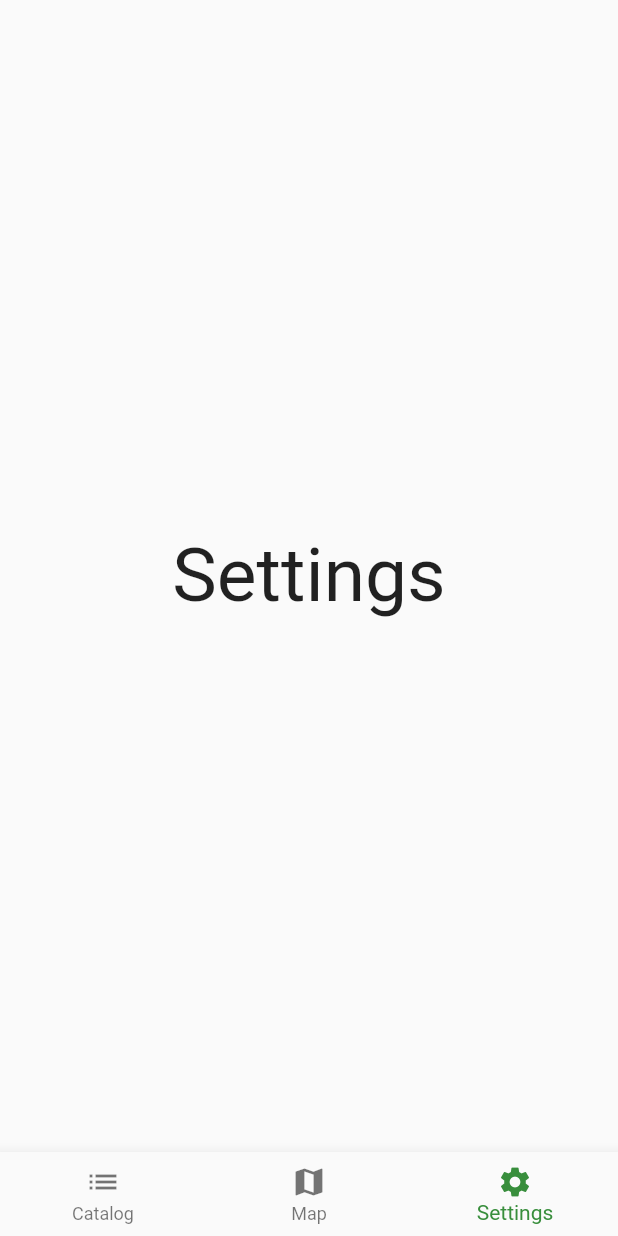
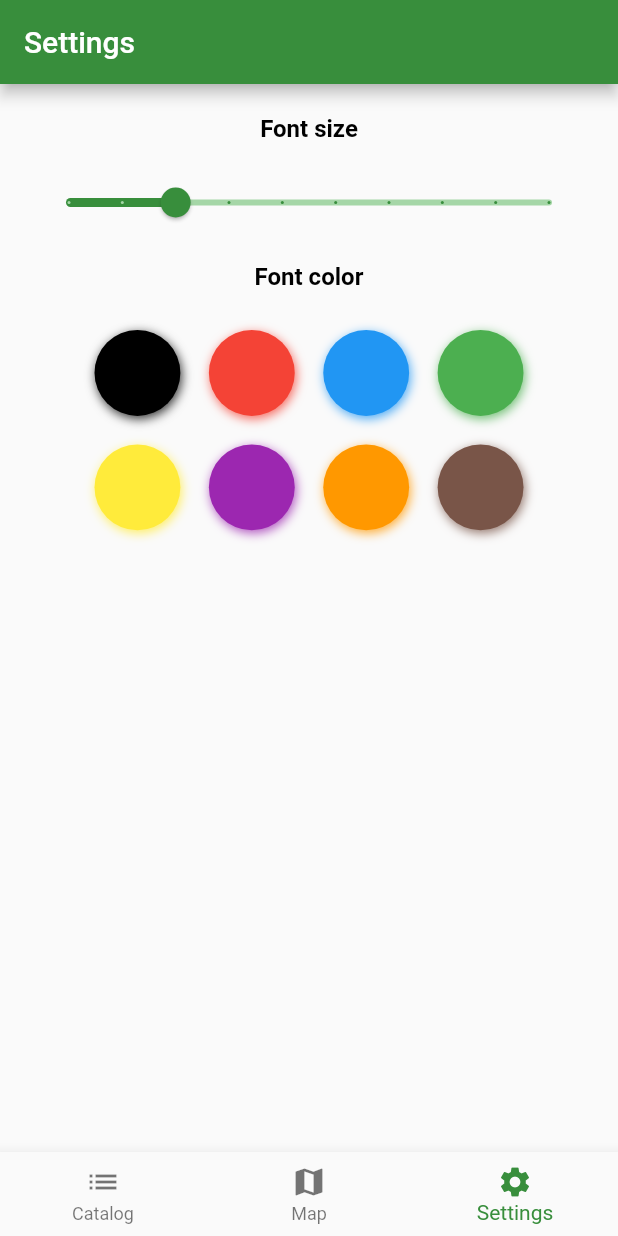
Before and after one commit to KirillGubich/car-companies, a Flutter app: the screen it shows after launch, item 3 of the bottom bar chosen, on a phone screen of 412 x 824 dp. Run offline on Flutter 3.47's test engine with Material 2 defaults, Android fonts, the light colour scheme and no system bars; drawn by our look-alikes of flutter_colorpicker; our stand-ins replace google_maps_flutter, shared_preferences; network calls fail.

Commit message:
Settings view

```diff
--- a/lib/view/SettingsView.dart
+++ b/lib/view/SettingsView.dart
@@ -1,4 +1,6 @@
 import 'package:flutter/material.dart';
+import 'package:flutter_colorpicker/flutter_colorpicker.dart';
+import 'package:shared_preferences/shared_preferences.dart';
 
 class SettingsView extends StatefulWidget {
   const SettingsView({Key? key}) : super(key: key);
@@ -8,10 +10,99 @@ class SettingsView extends StatefulWidget {
 }
 
 class _SettingsViewState extends State<SettingsView> {
+  double _fontSize = 14;
+  Color _fontColor = Colors.red;
+  int colorIndex = 0;
+  final colors = <Color>[
+    Colors.black,
+    Colors.red,
+    Colors.blue,
+    Colors.green,
+    Colors.yellow,
+    Colors.purple,
+    Colors.orange,
+    Colors.brown
+  ];
+
+  changeColor(Color color) async {
+    setState(() => _fontColor = color);
+    int index = colors.indexOf(color);
+    print(index);
+    final prefs = await SharedPreferences.getInstance();
+    prefs.setInt("colorIndex", index);
+  }
+
+  changeFontSize(double fontSize) async {
+    setState(() => _fontSize = fontSize);
+    final prefs = await SharedPreferences.getInstance();
+    prefs.setDouble("fontSize", fontSize);
+  }
+
+  Future<double> uploadFontSize() async {
+    final prefs = await SharedPreferences.getInstance();
+    return prefs.getDouble('fontSize') ?? 16;
+  }
+
+  Future<Color> uploadColor() async {
+    final prefs = await SharedPreferences.getInstance();
+    final index = prefs.getInt("colorIndex") ?? 0;
+    print(index);
+    return colors[index];
+  }
+
   @override
   Widget build(BuildContext context) {
-    return const Center(
-      child: Text("Settings", style: TextStyle(fontSize: 50)),
+
+    uploadFontSize().then((value) {
+      setState(() {
+        _fontSize = value;
+      });
+    });
+    uploadColor().then((value) {
+      setState(() {
+        _fontColor = value;
+      });
+    });
+
+
+    return Scaffold(
+        appBar: AppBar(
+          title: const Text('Settings'),
+          backgroundColor: Colors.green[700],
+        ),
+        body: Container(
+          padding: const EdgeInsets.all(20),
+          child: Column(
+            children: [
+              Text("Font size",
+                  style: TextStyle(
+                      fontSize: _fontSize,
+                      fontWeight: FontWeight.bold,
+                      color: _fontColor)),
+              SizedBox(
+                height: 80,
+                child: Slider(
+                  value: _fontSize,
+                  min: 12,
+                  max: 30,
+                  divisions: 9,
+                  label: _fontSize.round().toString(),
+                  activeColor: Colors.green[700],
+                  inactiveColor: Colors.green[200],
+                  onChanged: changeFontSize,
+                ),
+              ),
+              Text("Font color\n",
+                  style: TextStyle(
+                      fontSize: _fontSize, fontWeight: FontWeight.bold,
+                  color: _fontColor)),
+              BlockPicker(
+                  availableColors: colors,
+                  pickerColor: Colors.white,
+                  onColorChanged: changeColor),
+            ],
+          ),
+        ),
     );
   }
 }
--- a/pubspec.yaml
+++ b/pubspec.yaml
@@ -35,6 +35,8 @@ dependencies:
   # Use with the CupertinoIcons class for iOS style icons.
   cupertino_icons: ^1.0.2
   google_maps_flutter: ^2.1.2
+  flutter_colorpicker: ^1.0.3
+  shared_preferences: ^2.0.13
 
 dev_dependencies:
   flutter_test:
```
Also changed, not shown: lib/dao/company_dao.dart (+8 -4 lines), pubspec.lock, 1 other file.
